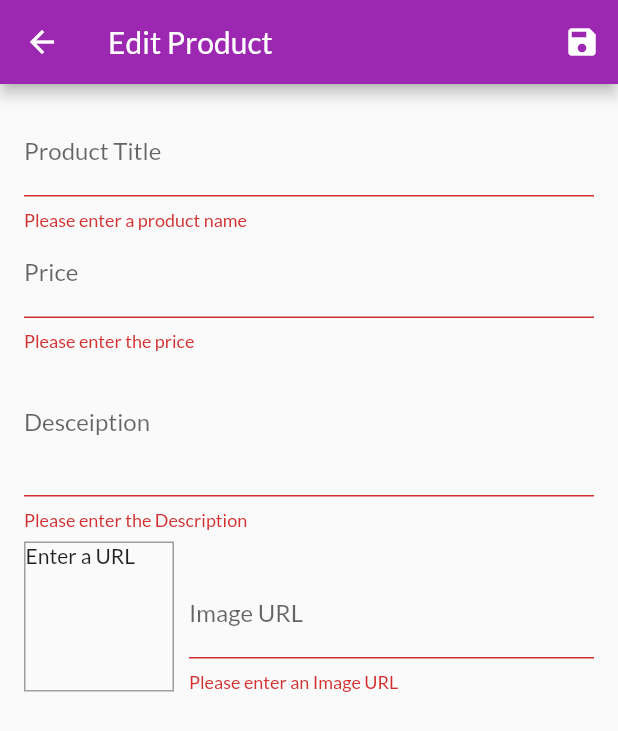
After one commit to awes0m/Shutter-flop, a Flutter app: the EditProductScreen screen opened by its route, after a tap on the "save" icon, on a phone screen of 412 x 824 dp. The commit adds this screen. Shown: the top 731 px of the screen. Run offline on Flutter 3.47's test engine with Material 2 defaults, Android fonts, the phone set to English and light mode, and no system bars; network calls fail.

Commit message:
248-firebase as Baas, add and edit product added

```diff
--- a/shutter_flop/lib/main.dart
+++ b/shutter_flop/lib/main.dart
@@ -2,12 +2,14 @@ import 'package:flutter/material.dart';
 import 'package:provider/provider.dart';
 import 'package:shutter_flop/screens/carts_screen.dart';
 import 'package:shutter_flop/screens/orders_scree.dart';
+import 'package:shutter_flop/screens/user_products_screen.dart';
 
 import './screens/product_detail_screen.dart';
 import './screens/products_overview_screen.dart';
 import './providers/products_provider.dart';
 import 'providers/cart.dart';
 import 'providers/orders.dart';
+import 'screens/edit_products_screen.dart';
 
 void main() {
   runApp(const MyApp());
@@ -45,6 +47,8 @@ class MyApp extends StatelessWidget {
           ProductDetailScreen.routeName: (ctx) => const ProductDetailScreen(),
           CartScreen.routeName: (ctx) => const CartScreen(),
           OrdersScreen.routeName: (ctx) => const OrdersScreen(),
+          UserProductsScreen.routeName: (ctx) => const UserProductsScreen(),
+          EditProductScreen.routeName: (ctx) => const EditProductScreen(),
         },
       ),
     );
--- a/shutter_flop/lib/providers/orders.dart
+++ b/shutter_flop/lib/providers/orders.dart
@@ -17,6 +17,7 @@ class OrderItem with ChangeNotifier {
 }
 
 class Orders with ChangeNotifier {
+  // ignore: prefer_final_fields
   List<OrderItem> _orders = [];
   List<OrderItem> get orders {
     return [..._orders];
--- a/shutter_flop/lib/providers/products_provider.dart
+++ b/shutter_flop/lib/providers/products_provider.dart
@@ -1,42 +1,44 @@
 import 'package:flutter/material.dart';
+import 'package:http/http.dart' as http;
+import 'dart:convert';
 
 import './product.dart';
 
 class Products with ChangeNotifier {
   // ignore: prefer_final_fields
   List<Product> _items = [
-    Product(
-      id: 'p1',
-      title: 'Red Shirt',
-      description: 'A red shirt - it is pretty red!',
-      price: 29.99,
-      imageUrl:
-          'https://cdn.pixabay.com/photo/2016/10/02/22/17/red-t-shirt-1710578_1280.jpg',
-    ),
-    Product(
-      id: 'p2',
-      title: 'Trousers',
-      description: 'A nice pair of trousers.',
-      price: 59.99,
-      imageUrl:
-          'https://upload.wikimedia.org/wikipedia/commons/thumb/e/e8/Trousers%2C_dress_%28AM_1960.022-8%29.jpg/512px-Trousers%2C_dress_%28AM_1960.022-8%29.jpg',
-    ),
-    Product(
-      id: 'p3',
-      title: 'Yellow Scarf',
-      description: 'Warm and cozy - exactly what you need for the winter.',
-      price: 19.99,
-      imageUrl:
-          'https://live.staticflickr.com/4043/4438260868_cc79b3369d_z.jpg',
-    ),
-    Product(
-      id: 'p4',
-      title: 'A Pan',
-      description: 'Prepare any meal you want.',
-      price: 49.99,
-      imageUrl:
-          'https://upload.wikimedia.org/wikipedia/commons/thumb/1/14/Cast-Iron-Pan.jpg/1024px-Cast-Iron-Pan.jpg',
-    ),
+    // Product(
+    //   id: 'p1',
+    //   title: 'Red Shirt',
+    //   description: 'A red shirt - it is pretty red!',
+    //   price: 29.99,
+    //   imageUrl:
+    //       'https://cdn.pixabay.com/photo/2016/10/02/22/17/red-t-shirt-1710578_1280.jpg',
+    // ),
+    // Product(
+    //   id: 'p2',
+    //   title: 'Trousers',
+    //   description: 'A nice pair of trousers.',
+    //   price: 59.99,
+    //   imageUrl:
+    //       'https://upload.wikimedia.org/wikipedia/commons/thumb/e/e8/Trousers%2C_dress_%28AM_1960.022-8%29.jpg/512px-Trousers%2C_dress_%28AM_1960.022-8%29.jpg',
+    // ),
+    // Product(
+    //   id: 'p3',
+    //   title: 'Yellow Scarf',
+    //   description: 'Warm and cozy - exactly what you need for the winter.',
+    //   price: 19.99,
+    //   imageUrl:
+    //       'https://live.staticflickr.com/4043/4438260868_cc79b3369d_z.jpg',
+    // ),
+    // Product(
+    //   id: 'p4',
+    //   title: 'A Pan',
+    //   description: 'Prepare any meal you want.',
+    //   price: 49.99,
+    //   imageUrl:
+    //       'https://upload.wikimedia.org/wikipedia/commons/thumb/1/14/Cast-Iron-Pan.jpg/1024px-Cast-Iron-Pan.jpg',
+    // ),
   ];
 
   List<Product> get items {
@@ -54,8 +56,79 @@ class Products with ChangeNotifier {
     return _items.firstWhere((prod) => prod.id == id);
   }
 
-  // void _addProduct() {
-  //   //_items.add(value);
-  //   notifyListeners();
-  // }
+  Future<void> fetchAndSetProducts() async {
+    final url = Uri.https(
+        'shutter-flop-default-rtdb.asia-southeast1.firebasedatabase.app',
+        '/products.json');
+    try {
+      final response = await http.get(url);
+      final extractedData = json.decode(response.body) as Map<String, dynamic>;
+      final List<Product> loadedProducts = [];
+      if (extractedData == null) {
+        return;
+      }
+      extractedData.forEach((prodId, prodData) {
+        loadedProducts.add(Product(
+          id: prodId,
+          title: prodData['title'],
+          description: prodData['description'],
+          price: prodData['price'],
+          isFavourite: prodData['isFavourite'],
+          imageUrl: prodData['imageUrl'],
+        ));
+      });
+      _items = loadedProducts;
+      notifyListeners();
+    } catch (error) {
+      rethrow;
+    }
+  }
+
+  Future<void> addProduct(Product product) async {
+    final url = Uri.https(
+        'shutter-flop-default-rtdb.asia-southeast1.firebasedatabase.app',
+        '/products.json');
+    try {
+      final response = await http.post(
+        url,
+        body: json.encode(
+          {
+            'title': product.title,
+            'description': product.description,
+            'imageUrl': product.imageUrl,
+            'price': product.price,
+            'isFavourite': product.isFavourite
+          },
+        ),
+      );
+      final newProduct = Product(
+        id: json.decode(response.body)['name'],
+        title: product.title,
+        description: product.description,
+        price: product.price,
+        imageUrl: product.imageUrl,
+      );
+      _items.add(newProduct);
+      // _items.insert(0, newProduct);// to add product at start of list
+      notifyListeners();
+    } catch (error) {
+      print(error);
+      rethrow;
+    }
+  }
+
+  void updateProduct(String id, Product newProduct) {
+    final prodIndex = _items.indexWhere((prod) => prod.id == id);
+    if (prodIndex >= 0) {
+      _items[prodIndex] = newProduct;
+      notifyListeners();
+    } else {
+      print('...');
+    }
+  }
+
+  void deleteProduct(String id) {
+    _items.removeWhere((product) => product.id == id);
+    notifyListeners();
+  }
 }
--- /dev/null
+++ b/shutter_flop/lib/screens/edit_products_screen.dart
@@ -0,0 +1,309 @@
+import 'package:flutter/material.dart';
+import 'package:provider/provider.dart';
+import '../providers/products_provider.dart';
+
+import '../providers/product.dart';
+//provides a form for user to add or edit new produts in the shop database
+
+class EditProductScreen extends StatefulWidget {
+  static const routeName = '/edit-product';
+  const EditProductScreen({Key? key}) : super(key: key);
+
+  @override
+  _EditProductScreenState createState() => _EditProductScreenState();
+}
+
+class _EditProductScreenState extends State<EditProductScreen> {
+  final _priceFocusNode = FocusNode();
+  final _descriptionFocusNode = FocusNode();
+  final _imageUrlController = TextEditingController();
+  final _imageUrlFocousNode = FocusNode();
+  final _form = GlobalKey<
+      FormState>(); //used to control the form elements individuallty while saving the data
+  var _editedProduct = Product(
+    id: '',
+    title: '',
+    price: 0,
+    description: '',
+    imageUrl: '',
+  );
+  var _initValues = {
+    'title': '',
+    'description': '',
+    'price': '',
+    'imageUrl': '',
+  };
+
+  @override
+  void initState() {
+    _imageUrlFocousNode.addListener(_updateImageUrl);
+    super.initState();
+  }
+
+  var _isInit = true;
+  var _isLoading = false;
+
+  @override
+  void didChangeDependencies() {
+    if (_isInit) {
+      final productId = ModalRoute.of(context)?.settings.arguments;
+      if (productId != null) {
+        _editedProduct = Provider.of<Products>(context, listen: false)
+            .findById(productId as String);
+        _initValues = {
+          'title': _editedProduct.title,
+          'description': _editedProduct.description,
+          'price': _editedProduct.price.toString(),
+          'imageUrl': '',
+        };
+        _imageUrlController.text = _editedProduct.imageUrl;
+      }
+    }
+    _isInit = false;
+    super.didChangeDependencies();
+  }
+
+  @override
+  void dispose() {
+    _priceFocusNode.dispose();
+    _descriptionFocusNode.dispose();
+    _imageUrlController.dispose();
+    _imageUrlFocousNode.dispose();
+    super.dispose();
+  }
+
+  void _updateImageUrl() {
+    if (!_imageUrlFocousNode.hasFocus) {
+      setState(() {});
+    }
+  }
+
+  Future<void> _saveform() async {
+    final isValid = _form.currentState?.validate();
+    if (!isValid!) {
+      return;
+    }
+    _form.currentState?.save();
+    setState(() {
+      _isLoading = true;
+    });
+    if (_editedProduct.id != '') {
+      Provider.of<Products>(context, listen: false)
+          .updateProduct(_editedProduct.id, _editedProduct);
+      setState(() {
+        _isLoading = false;
+      });
+    } else {
+      try {
+        await Provider.of<Products>(context, listen: false)
+            .addProduct(_editedProduct);
+      } catch (error) {
+        await showDialog<void>(
+            context: context,
+            builder: (ctx) => AlertDialog(
+                  title: const Text('An error occured'),
+                  content: Text(error.toString()),
+                  actions: <Widget>[
+                    TextButton(
+                      child: const Text('Okay'),
+                      onPressed: () {
+                        Navigator.of(ctx).pop();
+                      },
+                    )
+                  ],
+                ));
+      } finally {
+        setState(() {
+          _isLoading = false;
+        });
+        Navigator.of(context).pop();
+      }
+    }
+  }
+
+  @override
+  Widget build(BuildContext context) {
+    return Scaffold(
+      appBar: AppBar(
+        title: const Text('Edit Product'),
+        actions: <Widget>[
+          IconButton(
+            icon: const Icon(Icons.save),
+            onPressed: () {
+              //save the product
+              _saveform();
+            },
+          ),
+        ],
+      ),
+      body: _isLoading
+          ? const Center(
+              child: CircularProgressIndicator(),
+            )
+          : Padding(
+              padding: const EdgeInsets.all(16.0),
+              child: Form(
+                  key: _form,
+                  child: ListView(children: <Widget>[
+                    TextFormField(
+                      initialValue: _initValues['title'],
+                      decoration: const InputDecoration(
+                        hintText: 'enter the preffered name for product',
+                        labelText: "Product Title",
+                      ),
+                      textInputAction: TextInputAction
+                          .next, //Switches to next folrm element on pressing enter
+                      onFieldSubmitted: (value) =>
+                          FocusScope.of(context).requestFocus(_priceFocusNode),
+                      validator: (value) {
+                        if (value!.isEmpty) {
+                          return 'Please enter a product name';
+                        }
+                        return null;
+                      },
+                      onSaved: (value) {
+                        _editedProduct = Product(
+                          id: _editedProduct.id,
+                          title: value as String,
+                          price: _editedProduct.price,
+                          description: _editedProduct.description,
+                          imageUrl: _editedProduct.imageUrl,
+                          isFavourite: _editedProduct.isFavourite,
+                        );
+                      },
+                    ),
+                    TextFormField(
+                      initialValue: _initValues['price'],
+                      decoration: const InputDecoration(
+                        hintText: 'Price for product',
+                        labelText: "Price",
+                      ),
+                      textInputAction: TextInputAction
+                          .next, //Switches to next folrm element on pressing enter
+                      keyboardType:
+                          TextInputType.number, //Brings up a num keypad
+                      focusNode: _priceFocusNode,
+                      onFieldSubmitted: (value) => FocusScope.of(context)
+                          .requestFocus(_descriptionFocusNode),
+                      validator: (value) {
+                        if (value!.isEmpty) {
+                          return 'Please enter the price';
+                        }
+                        if (double.tryParse(value) == null) {
+                          return 'Please enter a valid number';
+                        }
+                        if (double.parse(value) <= 0) {
+                          return 'Please enter a number greater than zero';
+                        }
+                        return null;
+                      },
+                      onSaved: (value) {
+                        _editedProduct = Product(
+                          id: _editedProduct.id,
+                          title: _editedProduct.title,
+                          price: double.parse(value as String),
+                          description: _editedProduct.description,
+                          imageUrl: _editedProduct.imageUrl,
+                          isFavourite: _editedProduct.isFavourite,
+                        );
+                      },
+                    ),
+                    TextFormField(
+                      initialValue: _initValues['description'],
+                      decoration: const InputDecoration(
+                        hintText: 'Description for product',
+                        labelText: "Desceiption",
+                      ),
+                      maxLines: 3,
+                      keyboardType: TextInputType
+                          .multiline, //Brings up a multiline keyboard with enter key
+                      focusNode: _descriptionFocusNode,
+                      validator: (value) {
+                        if (value!.isEmpty) {
+                          return 'Please enter the Description';
+                        }
+                        if (value.length < 10) {
+                          return 'Please enter atleast 10 characters';
+                        }
+                        return null;
+                      },
+                      onSaved: (value) {
+                        _editedProduct = Product(
+                          id: _editedProduct.id,
+                          title: _editedProduct.title,
+                          price: _editedProduct.price,
+                          description: value as String,
+                          imageUrl: _editedProduct.imageUrl,
+                          isFavourite: _editedProduct.isFavourite,
+                        );
+                      },
+                    ),
+                    Row(
+                      crossAxisAlignment: CrossAxisAlignment.end,
+                      children: [
+                        Container(
+                          width: 100,
+                          height: 100,
+                          margin: const EdgeInsets.only(top: 8, right: 10),
+                          decoration: BoxDecoration(
+                            border: Border.all(
+                              color: Colors.grey,
+                              width: 1,
+                            ),
+                          ),
+                          child: Container(
+                            child: _imageUrlController.text.isEmpty
+                                ? const Text('Enter a URL')
+                                : FittedBox(
+                                    child: Image.network(
+                                      _imageUrlController.text,
+                                      fit: BoxFit.cover,
+                                    ),
+                                  ),
+                          ),
+                        ),
+                        Expanded(
+                          child: TextFormField(
+                            decoration:
+                                const InputDecoration(labelText: 'Image URL'),
+                            keyboardType: TextInputType.url,
+                            textInputAction: TextInputAction.done,
+                            controller: _imageUrlController,
+                            focusNode: _imageUrlFocousNode,
+                            onEditingComplete: () {
+                              setState(() {});
+                            },
+                            onFieldSubmitted: (_) => _saveform(),
+                            validator: (value) {
+                              if (value!.isEmpty) {
+                                return 'Please enter an Image URL';
+                              }
+                              if (!value.startsWith('http') &&
+                                  !value.startsWith('https')) {
+                                return 'Please enter a valid URL';
+                              }
+                              if (!value.endsWith('.png') &&
+                                  !value.endsWith('.jpg') &&
+                                  !value.endsWith('.jpeg')) {
+                                return 'Please enter a valid URL';
+                              }
+                            },
+                            onSaved: (value) {
+                              _editedProduct = Product(
+                                id: _editedProduct.id,
+                                title: _editedProduct.title,
+                                price: _editedProduct.price,
+                                description: _editedProduct.description,
+                                imageUrl: value as String,
+                                isFavourite: _editedProduct.isFavourite,
+                              );
+                            },
+                          ),
+                        )
+                      ],
+                    )
+                  ])),
+            ),
+    );
+  }
+}
--- a/shutter_flop/lib/screens/orders_scree.dart
+++ b/shutter_flop/lib/screens/orders_scree.dart
@@ -16,7 +16,7 @@ class OrdersScreen extends StatelessWidget {
       appBar: AppBar(
         title: const Text('Your Orders'),
       ),
-      drawer: AppDrawer(),
+      drawer: const AppDrawer(),
       body: ListView.builder(
         itemCount: orderData.orders.length,
         itemBuilder: (ctx, index) => OrderItem(
--- a/shutter_flop/lib/screens/product_detail_screen.dart
+++ b/shutter_flop/lib/screens/product_detail_screen.dart
@@ -23,6 +23,7 @@ class ProductDetailScreen extends StatelessWidget {
       body: SingleChildScrollView(
         child: Column(
           children: [
+            // ignore: avoid_unnecessary_containers
             Container(
               child: Image.network(
                 loadedProduct.imageUrl,
--- a/shutter_flop/lib/widgets/badge.dart
+++ b/shutter_flop/lib/widgets/badge.dart
@@ -25,9 +25,7 @@ class Badge extends StatelessWidget {
             padding: const EdgeInsets.all(2),
             decoration: BoxDecoration(
               borderRadius: BorderRadius.circular(10),
-              color: color != null
-                  ? color
-                  : Theme.of(context).colorScheme.secondary,
+              color: color,
             ),
             constraints: const BoxConstraints(
               minWidth: 16,
--- a/shutter_flop/pubspec.yaml
+++ b/shutter_flop/pubspec.yaml
@@ -36,6 +36,7 @@ dependencies:
   cupertino_icons: ^1.0.2
   provider: ^6.0.1
   intl: ^0.17.0
+  http: ^0.13.4
 
 dev_dependencies:
   flutter_test:
```
Also changed, not shown: shutter_flop/lib/providers/cart.dart (+16 -2 lines), shutter_flop/lib/screens/products_overview_screen.dart (+23 -3 lines), shutter_flop/lib/screens/user_products_screen.dart (added, +48 -0 lines), shutter_flop/lib/widgets/app_drawer.dart (+19 -8 lines), shutter_flop/lib/widgets/cart_item.dart (+21 -2 lines), shutter_flop/lib/widgets/product_item.dart (+13 -0 lines), shutter_flop/lib/widgets/user_product_item.dart (added, +48 -0 lines), shutter_flop/pubspec.lock.
